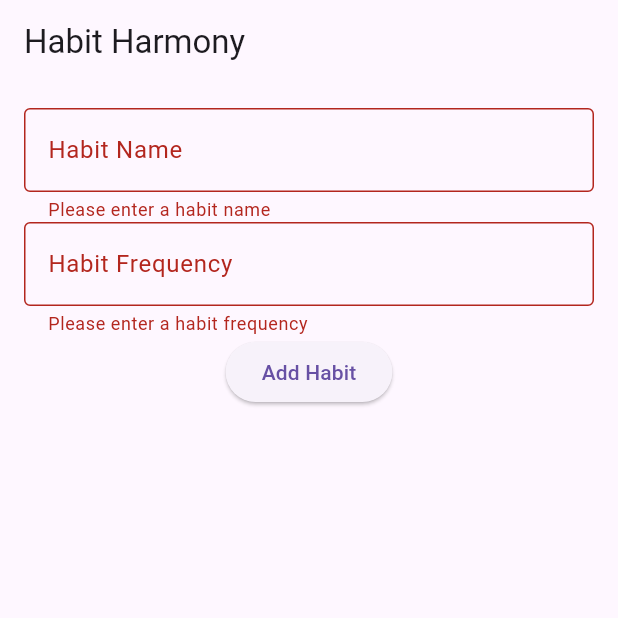
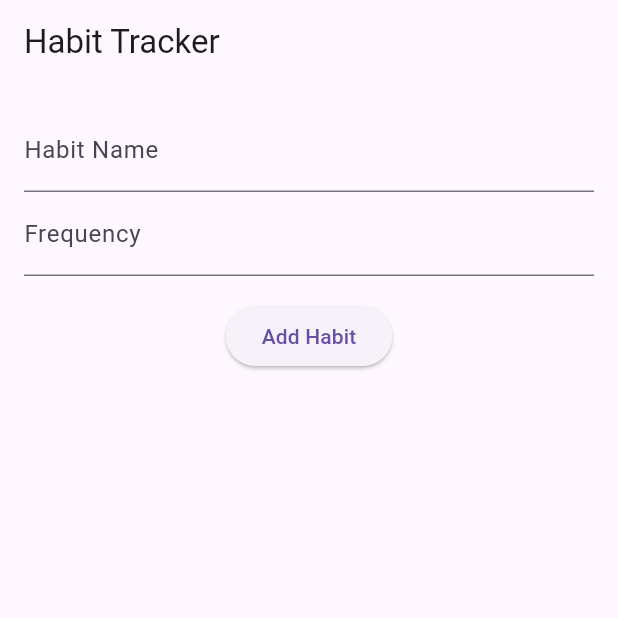
Before and after one commit to Umutoniwasepie/Habit_Harmony_Mobile_App, a Flutter app: the screen it shows after launch, after a tap on "Add Habit", on a phone screen of 412 x 824 dp, the top half of it. Run offline on Flutter 3.47's test engine with Material 3 defaults, Android fonts, the phone set to English and light mode, and no system bars.

Commit message:
second try

```diff
--- a/habit_harmony/lib/main.dart
+++ b/habit_harmony/lib/main.dart
@@ -1,130 +1,120 @@
 import 'package:flutter/material.dart';
 
 void main() {
-  runApp(MyApp());
+  runApp(const HabitTrackerApp());
 }
 
-class MyApp extends StatelessWidget {
+class HabitTrackerApp extends StatelessWidget {
+  const HabitTrackerApp({super.key});
+
   @override
   Widget build(BuildContext context) {
     return MaterialApp(
-      title: 'Habit Harmony',
-      home: Scaffold(
-        appBar: AppBar(
-          title: Text('Habit Harmony'),
-        ),
-        body: HabitScreen(),
+      title: 'Habit Tracker',
+      theme: ThemeData(
+        primarySwatch: Colors.blue,
+      ),
+      home: const HabitTrackerHomePage(),
+    );
+  }
+}
+
+class HabitTrackerHomePage extends StatefulWidget {
+  const HabitTrackerHomePage({super.key});
+
+  @override
+  _HabitTrackerHomePageState createState() => _HabitTrackerHomePageState();
+}
+
+class _HabitTrackerHomePageState extends State<HabitTrackerHomePage> {
+  final List<Habit> _habits = [];
+  final TextEditingController _habitNameController = TextEditingController();
+  final TextEditingController _habitFrequencyController = TextEditingController();
+
+  void _addHabit() {
+    final String name = _habitNameController.text;
+    final String frequency = _habitFrequencyController.text;
+
+    if (name.isNotEmpty && frequency.isNotEmpty) {
+      setState(() {
+        _habits.add(Habit(name: name, frequency: frequency));
+      });
+
+      _habitNameController.clear();
+      _habitFrequencyController.clear();
+    }
+  }
+
+  void _toggleHabitCompletion(int index) {
+    setState(() {
+      _habits[index].isCompleted = !_habits[index].isCompleted;
+    });
+  }
+
+  @override
+  Widget build(BuildContext context) {
+    return Scaffold(
+      appBar: AppBar(
+        title: const Text('Habit Tracker'),
+      ),
+      body: Column(
+        children: [
+          Padding(
+            padding: const EdgeInsets.all(16.0),
+            child: Column(
+              children: [
+                TextField(
+                  controller: _habitNameController,
+                  decoration: const InputDecoration(
+                    labelText: 'Habit Name',
+                  ),
+                ),
+                TextField(
+                  controller: _habitFrequencyController,
+                  decoration: const InputDecoration(
+                    labelText: 'Frequency',
+                  ),
+                  keyboardType: TextInputType.number,
+                ),
+                const SizedBox(height: 16),
+                ElevatedButton(
+                  onPressed: _addHabit,
+                  child: const Text('Add Habit'),
+                ),
+              ],
+            ),
+          ),
+          Expanded(
+            child: ListView.builder(
+              itemCount: _habits.length,
+              itemBuilder: (context, index) {
+                return ListTile(
+                  leading: Checkbox(
+                    value: _habits[index].isCompleted,
+                    onChanged: (value) {
+                      _toggleHabitCompletion(index);
+                    },
+                  ),
+                  title: Text(_habits[index].name),
+                  subtitle: Text('Frequency: ${_habits[index].frequency} times/day'),
+                );
+              },
+            ),
+          ),
+        ],
       ),
     );
   }
 }
 
-class HabitScreen extends StatefulWidget {
-  @override
-  _HabitScreenState createState() => _HabitScreenState();
-}
-
-class _HabitScreenState extends State<HabitScreen> {
-  final _formKey = GlobalKey<FormState>();
-  final _habitNameController = TextEditingController();
-  final _habitFrequencyController = TextEditingController();
-  List<Habit> _habits = [];
-
-  @override
-  Widget build(BuildContext context) {
-    return Column(
-      children: [
-        // Habit creation form
-        Container(
-          padding: EdgeInsets.all(16),
-          child: Form(
-            key: _formKey,
-            child: Column(
-              children: [
-                TextFormField(
-                  controller: _habitNameController,
-                  decoration: InputDecoration(
-                    labelText: 'Habit Name',
-                    border: OutlineInputBorder(),
-                  ),
-                  validator: (value) {
-                    if (value == null || value.isEmpty) {
-                      return 'Please enter a habit name';
-                    }
-                    return null;
-                  },
-                ),
-                TextFormField(
-                  controller: _habitFrequencyController,
-                  decoration: InputDecoration(
-                    labelText: 'Habit Frequency',
-                    border: OutlineInputBorder(),
-                  ),
-                  validator: (value) {
-                    if (value == null || value.isEmpty) {
-                      return 'Please enter a habit frequency';
-                    }
-                    return null;
-                  },
-                ),
-                ElevatedButton(
-                  onPressed: () {
-                    if (_formKey.currentState!.validate()) {
-                      setState(() {
-                        _habits.add(Habit(
-                          name: _habitNameController.text,
-                          frequency: _habitFrequencyController.text,
-                          isCompleted: false,
-                        ));
-                        _habitNameController.clear();
-                        _habitFrequencyController.clear();
-                      });
-                    }
-                  },
-                  child: Text('Add Habit'),
-                ),
-              ],
-            ),
-          ),
-        ),
-        // Habit list
-        Expanded(
-          child: ListView.builder(
-            itemCount: _habits.length,
-            itemBuilder: (context, index) {
-              return HabitItem(habit: _habits[index]);
-            },
-          ),
-        ),
-      ],
-    );
-  }
-}
-
 class Habit {
-  String name;
-  String frequency;
+  final String name;
+  final String frequency;
   bool isCompleted;
 
-  Habit({required this.name, required this.frequency, required this.isCompleted});
+  Habit({
+    required this.name,
+    required this.frequency,
+    this.isCompleted = false,
+  });
 }
-
-class HabitItem extends StatelessWidget {
-  final Habit habit;
-
-  HabitItem({required this.habit});
-
-  @override
-  Widget build(BuildContext context) {
-    return ListTile(
-      leading: Checkbox(
-        value: habit.isCompleted,
-        onChanged: (value) {
-          // Handle checkbox state
-        },
-      ),
-      title: Text(habit.name),
-      subtitle: Text(habit.frequency),
-    );
-  }
-}
```
Also changed, not shown: 1 other file.
